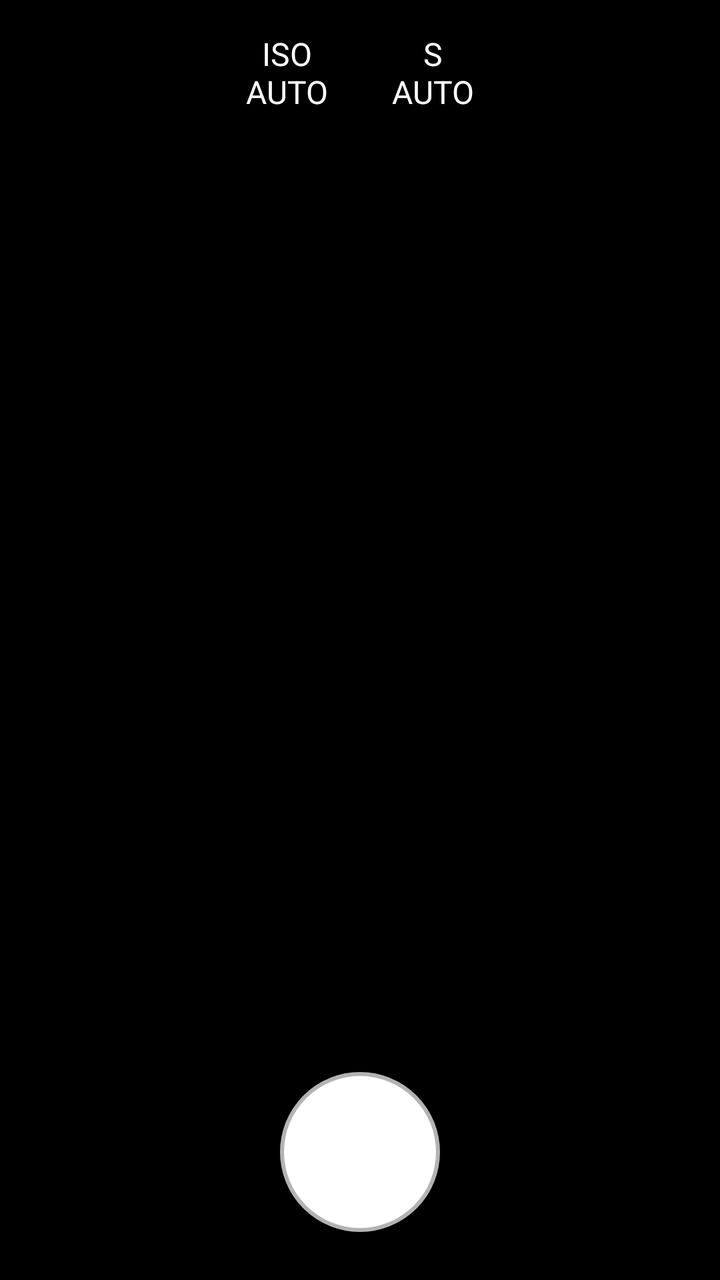
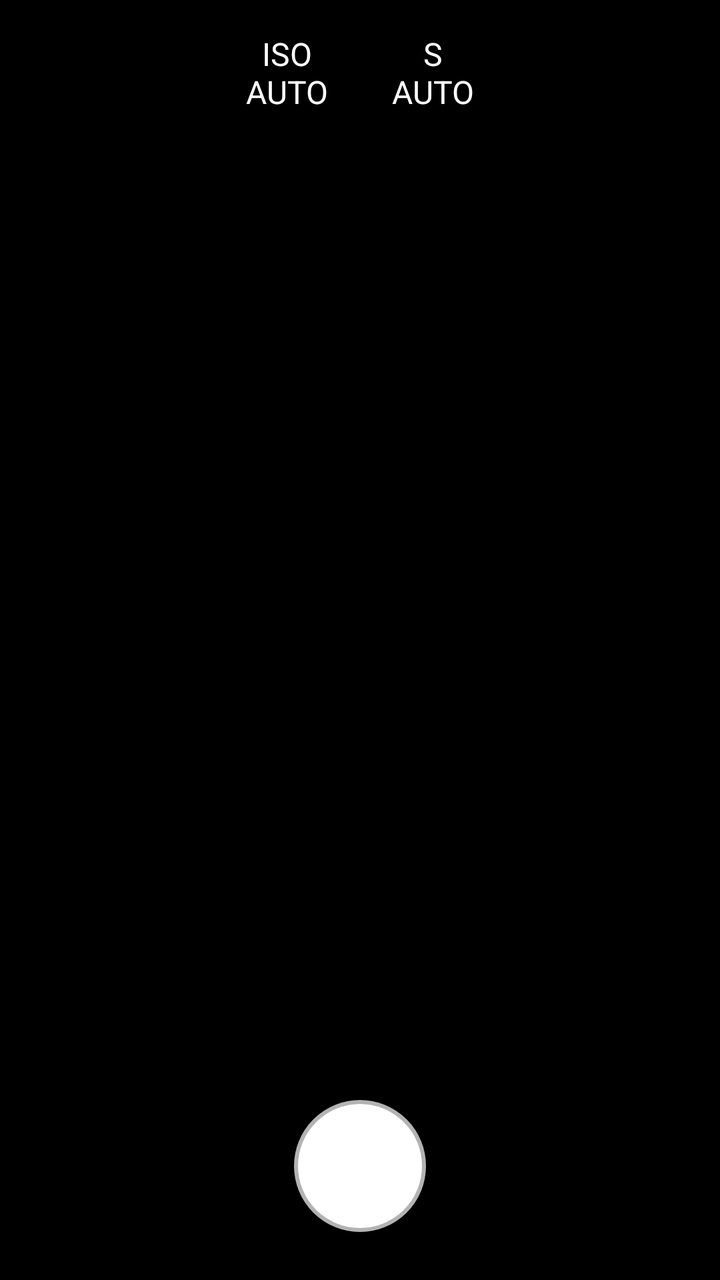

Two renders of the same Android screen: before a commit and after it. Below are the layout's source before the change and the commit's diff.
<!-- AndroidManifest.xml: application theme android:Theme.DeviceDefault.NoActionBar -->
<!-- res/layout/activity_main.xml -->
<?xml version="1.0" encoding="utf-8"?>
<RelativeLayout xmlns:android="http://schemas.android.com/apk/res/android"
    android:layout_width="match_parent"
    android:layout_height="match_parent"
    android:background="#000000">

    <TextureView
        android:id="@+id/view_finder"
        android:layout_width="match_parent"
        android:layout_height="match_parent" />

    <LinearLayout
        android:layout_width="match_parent"
        android:layout_height="wrap_content"
        android:layout_alignParentTop="true"
        android:orientation="horizontal"
        android:padding="16dp"
        android:gravity="center"
        android:background="#44000000">

        <TextView
            android:id="@+id/btn_iso"
            android:layout_width="wrap_content"
            android:layout_height="wrap_content"
            android:text="ISO\nAUTO"
            android:textColor="#FFFFFF"
            android:textSize="16sp"
            android:textAlignment="center"
            android:layout_marginEnd="32dp"/>

        <TextView
            android:id="@+id/btn_shutter_speed"
            android:layout_width="wrap_content"
            android:layout_height="wrap_content"
            android:text="S\nAUTO"
            android:textColor="#FFFFFF"
            android:textSize="16sp"
            android:textAlignment="center" />
    </LinearLayout>

    <ImageView
        android:id="@+id/thumbnail_view"
        android:layout_width="60dp"
        android:layout_height="60dp"
        android:layout_alignParentBottom="true"
        android:layout_alignParentStart="true"
        android:layout_margin="24dp"
        android:scaleType="centerCrop"
        android:background="#44000000"
        android:clickable="true"
        android:focusable="true" />

    <View
        android:id="@+id/btn_capture"
        android:layout_width="80dp"
        android:layout_height="80dp"
        android:layout_alignParentBottom="true"
        android:layout_centerHorizontal="true"
        android:layout_marginBottom="24dp"
        android:background="@drawable/circle_button" />

</RelativeLayout>
<!-- resources referenced by this layout -->
<resources>
  <!-- drawable circle_button (drawable) -->
  <?xml version="1.0" encoding="utf-8"?>
  <selector xmlns:android="http://schemas.android.com/apk/res/android">
      <item android:state_pressed="true">
          <shape android:shape="oval">
              <solid android:color="#999999" />
              <stroke android:width="4dp" android:color="#B3FFFFFF" />
          </shape>
      </item>
      <item>
          <shape android:shape="oval">
              <solid android:color="#FFFFFF" />
              <stroke android:width="4dp" android:color="#B3FFFFFF" />
          </shape>
      </item>
  </selector>
</resources>

<!-- the commit's change to res/layout/activity_main.xml (unified diff, before → after) -->
@@ -52,11 +52,13 @@
 
     <View
         android:id="@+id/btn_capture"
-        android:layout_width="80dp"
-        android:layout_height="80dp"
+        android:layout_width="66dp"
+        android:layout_height="66dp"
         android:layout_alignParentBottom="true"
         android:layout_centerHorizontal="true"
         android:layout_marginBottom="24dp"
+        android:clickable="true"
+        android:focusable="true"
         android:background="@drawable/circle_button" />
 
 </RelativeLayout>
